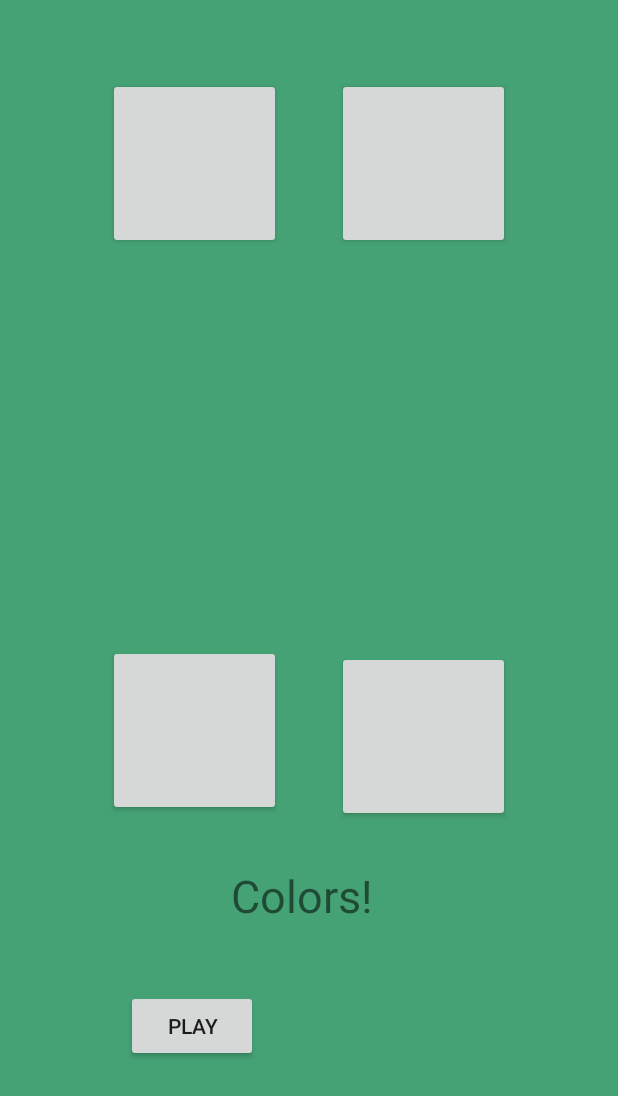
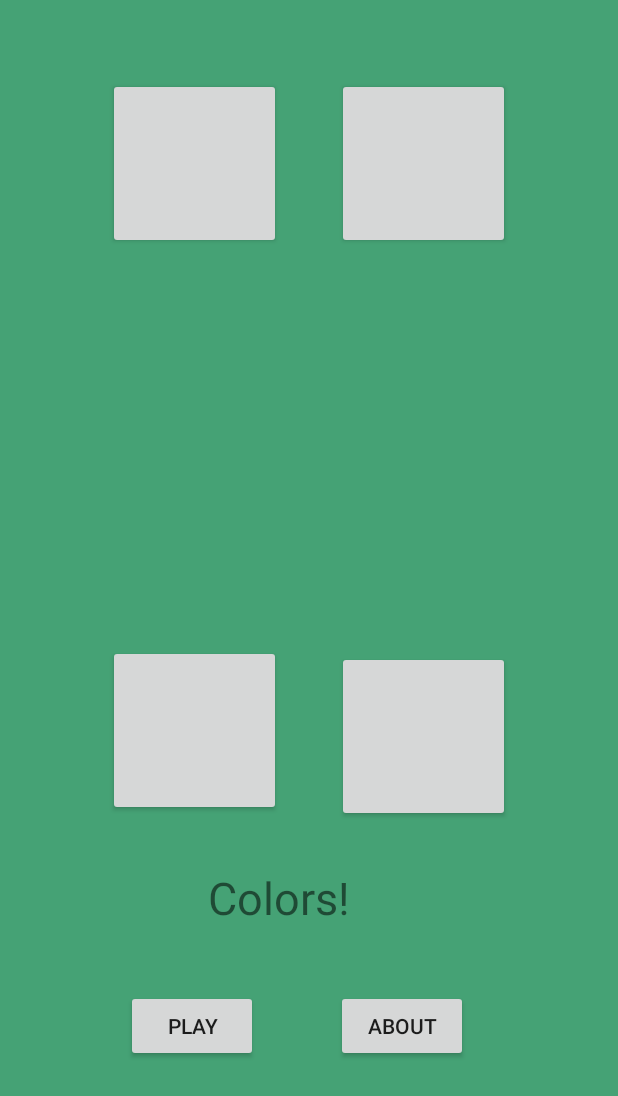
Before and after one commit to jbassel/SimonAssignment3, an Android app: the layout activity_main2.xml on its own in the app's theme, with its tools: preview values and no code run, on a phone screen of 412 x 824 dp. Shown: the top 1096 px of the screen. Run offline under Robolectric (Android 15) with nearby library versions, the phone set to English and light mode, and no system bars.

Commit message:
trying to figure it out

```diff
--- a/src/main/res/layout/activity_main2.xml
+++ b/src/main/res/layout/activity_main2.xml
@@ -6,6 +6,17 @@
     android:layout_height="match_parent"
     android:background="#45A275"
     android:id="@+id/layout">
+
+    <Button
+        android:id="@+id/button3"
+        android:layout_width="wrap_content"
+        android:layout_height="wrap_content"
+        android:layout_marginStart="224dp"
+        android:layout_marginBottom="116dp"
+        android:onClick="onChangeColor"
+        android:text="ABOUT"
+        app:layout_constraintBottom_toBottomOf="parent"
+        app:layout_constraintStart_toStartOf="parent" />
 
     <Button
         android:id="@+id/button6"
@@ -56,8 +67,8 @@
 
     <TextView
         android:id="@+id/textView"
-        android:layout_width="104dp"
-        android:layout_height="43dp"
+        android:layout_width="135dp"
+        android:layout_height="42dp"
         android:layout_marginBottom="204dp"
         android:text="Colors!"
         android:textSize="30sp"
```
Also changed, not shown: src/main/java/com/jacobbassel/simonassignment3/simonClassic.java (+112 -51 lines), 1 other file.
